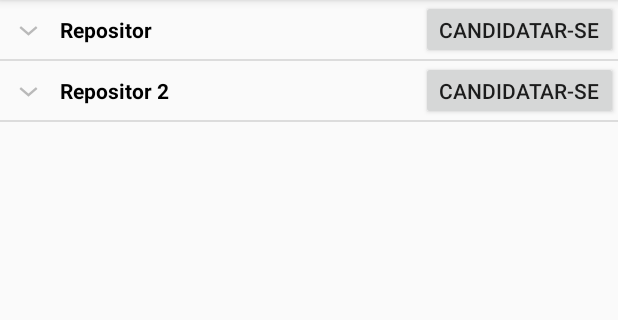
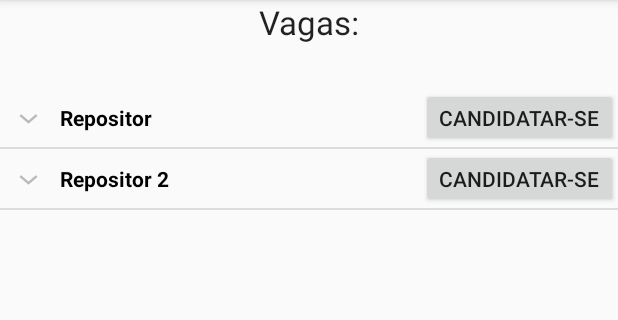
Before and after one commit to jaaziellevi/EmpSoft, an Android app: the screen it shows after launch (MainActivity), on a phone screen of 412 x 824 dp, the part 84-404 px from its top. Run offline under Robolectric (Android 15) with nearby library versions, the phone set to English and light mode, and no system bars.

Commit message:
Hardcoded Strings.

```diff
--- a/app/src/main/java/empsoft/liseuuniversitrio/CustomExpandableListAdapter.java
+++ b/app/src/main/java/empsoft/liseuuniversitrio/CustomExpandableListAdapter.java
@@ -99,7 +99,7 @@ public class CustomExpandableListAdapter extends BaseExpandableListAdapter {
             @Override
             public void onClick(View v) {
                 Button button = (Button)v;
-                button.setText("Em andamento...");
+                button.setText(R.string.solicitacaoenviada);
                 button.setBackgroundColor(YELLOW);
                 notifyDataSetChanged();
             }
--- a/app/src/main/res/layout/activity_main.xml
+++ b/app/src/main/res/layout/activity_main.xml
@@ -1,14 +1,42 @@
 <?xml version="1.0" encoding="utf-8"?>
-<android.support.constraint.ConstraintLayout xmlns:android="http://schemas.android.com/apk/res/android"
+<RelativeLayout xmlns:android="http://schemas.android.com/apk/res/android"
     xmlns:app="http://schemas.android.com/apk/res-auto"
     xmlns:tools="http://schemas.android.com/tools"
     android:layout_width="match_parent"
     android:layout_height="match_parent"
     tools:context="empsoft.liseuuniversitrio.MainActivity">
 
+    <TextView
+        android:id="@+id/textView4"
+        android:layout_width="wrap_content"
+        android:layout_height="wrap_content"
+        android:layout_alignParentEnd="true"
+        android:layout_alignParentLeft="true"
+        android:layout_alignParentRight="true"
+        android:layout_alignParentStart="true"
+        android:layout_alignParentTop="true"
+        android:text="@string/vagas"
+        android:textAlignment="center"
+        android:textAppearance="@android:style/TextAppearance.Large" />
+
+    <TextView
+        android:id="@+id/textView5"
+        android:layout_width="wrap_content"
+        android:layout_height="wrap_content"
+        android:layout_alignParentEnd="true"
+        android:layout_alignParentLeft="true"
+        android:layout_alignParentRight="true"
+        android:layout_alignParentStart="true"
+        android:layout_below="@+id/textView4"
+        android:textAppearance="@android:style/TextAppearance.Large"/>
+
     <ExpandableListView
         android:id="@+id/list"
-        android:layout_width="fill_parent"
-        android:layout_height="fill_parent" />
+        android:layout_width="match_parent"
+        android:layout_height="match_parent"
+        android:layout_alignParentLeft="true"
+        android:layout_alignParentStart="true"
+        android:layout_below="@+id/textView5" />
 
-</android.support.constraint.ConstraintLayout>
+
+</RelativeLayout>
--- a/app/src/main/res/values/strings.xml
+++ b/app/src/main/res/values/strings.xml
@@ -1,3 +1,5 @@
 <resources>
     <string name="app_name">Liseu Universitário</string>
+    <string name="vagas">Vagas:</string>
+    <string name="solicitacaoenviada">Solicitação Enviada.</string>
 </resources>
```
